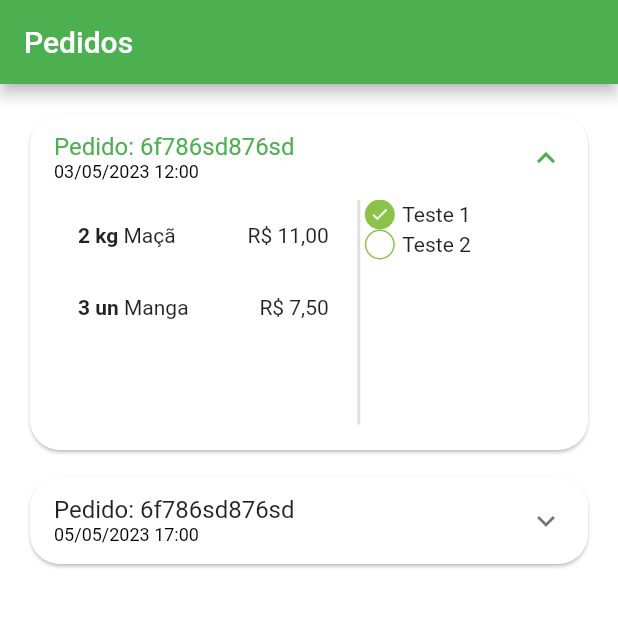
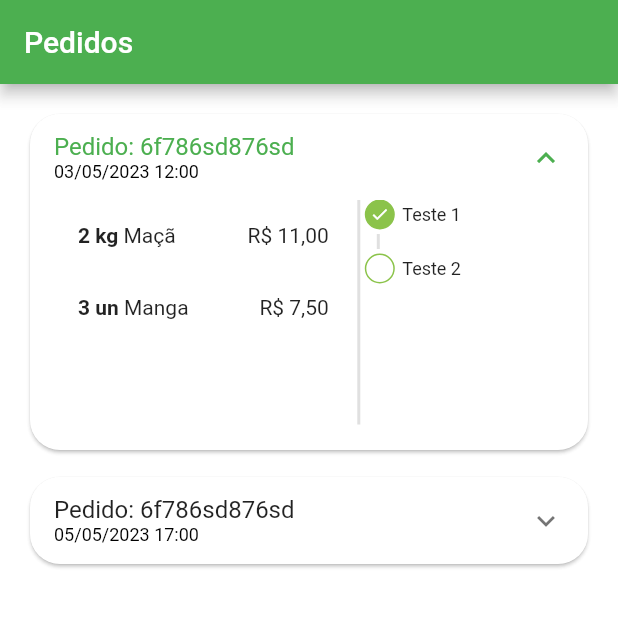
Before and after one commit to thomasbalmant/appQuitanda, a Flutter app: the OrdersTab screen opened directly, after a tap on an icon or button, on a phone screen of 412 x 824 dp, the top half of it. Run offline on Flutter 3.47's test engine with Material 2 defaults, Android fonts, the phone set to English and light mode, and no system bars; our stand-ins replace animated_text_kit, badges, mask_text_input_formatter.

Commit message:
custom divider

```diff
--- a/lib/src/pages/orders/components/order_status.dart
+++ b/lib/src/pages/orders/components/order_status.dart
@@ -14,16 +14,35 @@ class OrderStatusWidget extends StatelessWidget {
   @override
   Widget build(BuildContext context) {
     return Column(
+      crossAxisAlignment: CrossAxisAlignment.start,
       children: [
         _StatusDot(
           isActive: true,
           title: 'Teste 1',
         ),
+        const _CustomDivider(),
         _StatusDot(
           isActive: false,
           title: 'Teste 2',
         ),
       ],
+    );
+  }
+}
+
+class _CustomDivider extends StatelessWidget {
+  const _CustomDivider({super.key});
+
+  @override
+  Widget build(BuildContext context) {
+    return Container(
+      margin: const EdgeInsets.symmetric(
+        vertical: 3,
+        horizontal: 8,
+      ),
+      height: 10,
+      width: 2,
+      color: Colors.grey.shade300,
     );
   }
 }
@@ -67,7 +86,13 @@ class _StatusDot extends StatelessWidget {
         const SizedBox(width: 5),
 
         // Texto
-        Expanded(child: Text(title)),
+        Expanded(
+            child: Text(
+          title,
+          style: const TextStyle(
+            fontSize: 12,
+          ),
+        )),
       ],
     );
   }
```
